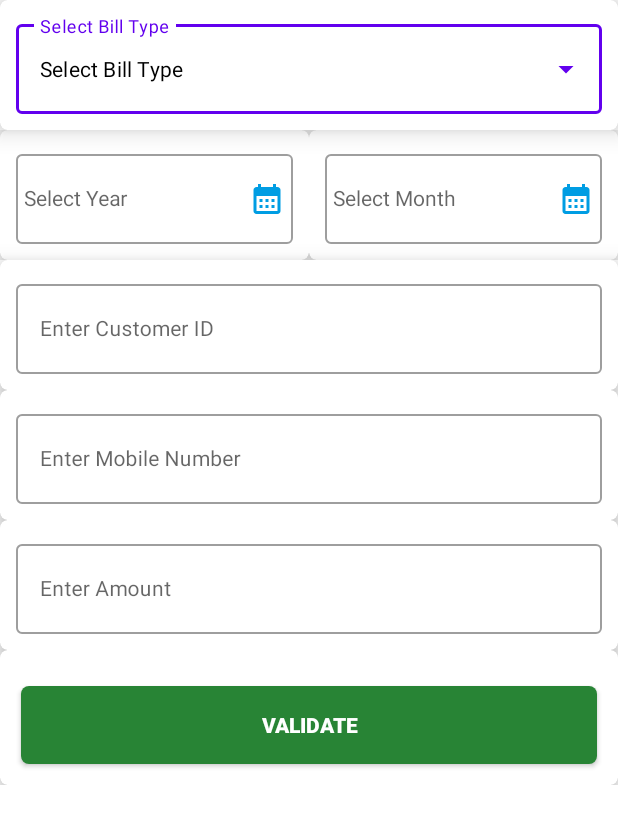
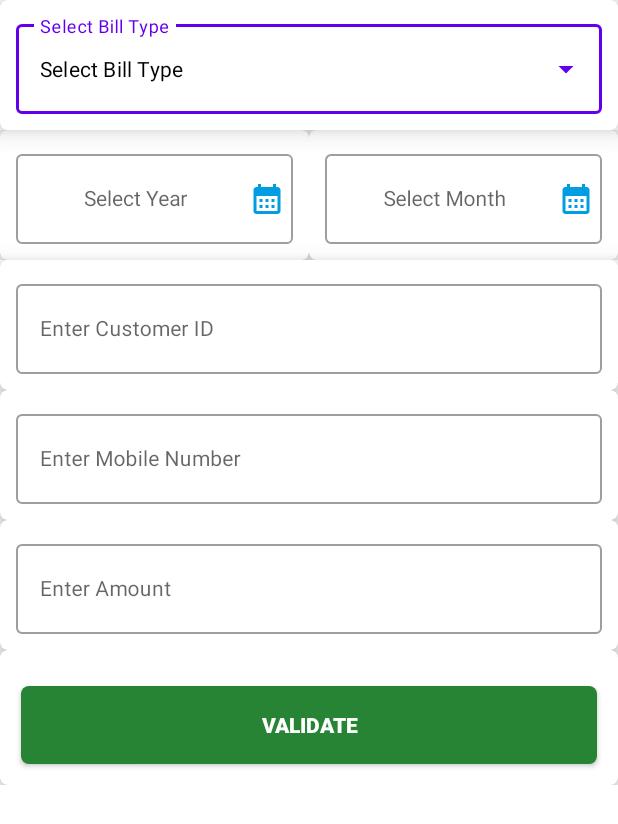
Before and after one commit to emonrait/Dynamic-Utility, an Android app: the layout internet_input_layout.xml on its own in the app's theme, with its tools: preview values and no code run, on a phone screen of 412 x 824 dp. Shown: the top 824 px of the screen. Run offline under Robolectric (Android 15) with nearby library versions, the light colour scheme and no system bars.

Commit message:
Ui Design update

```diff
--- a/app/src/main/res/layout/gas_input_layout.xml
+++ b/app/src/main/res/layout/gas_input_layout.xml
@@ -85,6 +85,7 @@
                             android:drawableEnd="@drawable/ic_date"
                             android:focusable="false"
                             android:focusableInTouchMode="false"
+                            android:gravity="center"
                             android:inputType="none"
                             android:longClickable="false"
                             android:padding="@dimen/padding_5"
@@ -125,13 +126,14 @@
                             android:drawableEnd="@drawable/ic_date"
                             android:focusable="false"
                             android:focusableInTouchMode="false"
+                            android:gravity="center"
                             android:inputType="none"
                             android:longClickable="false"
                             android:padding="@dimen/padding_5"
                             android:singleLine="true"
                             android:textColor="@color/black"
                             android:textSize="@dimen/textsize_base"
-                            app:endIconDrawable="@drawable/ic_date"  />
+                            app:endIconDrawable="@drawable/ic_date" />
 
                     </com.google.android.material.textfield.TextInputLayout>
 
--- a/app/src/main/res/layout/internet_input_layout.xml
+++ b/app/src/main/res/layout/internet_input_layout.xml
@@ -81,12 +81,18 @@
                             android:id="@+id/sp_year_value"
                             android:layout_width="match_parent"
                             android:layout_height="60dp"
+                            android:clickable="false"
                             android:drawableEnd="@drawable/ic_date"
+                            android:focusable="false"
+                            android:focusableInTouchMode="false"
+                            android:gravity="center"
                             android:inputType="none"
+                            android:longClickable="false"
                             android:padding="@dimen/padding_5"
                             android:singleLine="true"
                             android:textColor="@color/black"
-                            android:textSize="@dimen/textsize_base" />
+                            android:textSize="@dimen/textsize_base"
+                            app:endIconDrawable="@drawable/ic_date" />
 
                     </com.google.android.material.textfield.TextInputLayout>
 
@@ -116,12 +122,18 @@
                             android:id="@+id/sp_month_value"
                             android:layout_width="match_parent"
                             android:layout_height="60dp"
+                            android:clickable="false"
                             android:drawableEnd="@drawable/ic_date"
+                            android:focusable="false"
+                            android:focusableInTouchMode="false"
+                            android:gravity="center"
                             android:inputType="none"
+                            android:longClickable="false"
                             android:padding="@dimen/padding_5"
                             android:singleLine="true"
                             android:textColor="@color/black"
-                            android:textSize="@dimen/textsize_base" />
+                            android:textSize="@dimen/textsize_base"
+                            app:endIconDrawable="@drawable/ic_date" />
 
                     </com.google.android.material.textfield.TextInputLayout>
 
--- a/app/src/main/res/layout/wasa_input_layout.xml
+++ b/app/src/main/res/layout/wasa_input_layout.xml
@@ -82,6 +82,7 @@
                         android:inputType="none"
                         android:longClickable="false"
                         android:padding="@dimen/padding_5"
+                        android:gravity="center"
                         android:singleLine="true"
                         android:textColor="@color/black"
                         android:textSize="@dimen/textsize_base"
@@ -122,6 +123,7 @@
                         android:inputType="none"
                         android:longClickable="false"
                         android:padding="@dimen/padding_5"
+                        android:gravity="center"
                         android:singleLine="true"
                         android:textColor="@color/black"
                         android:textSize="@dimen/textsize_base"
```
